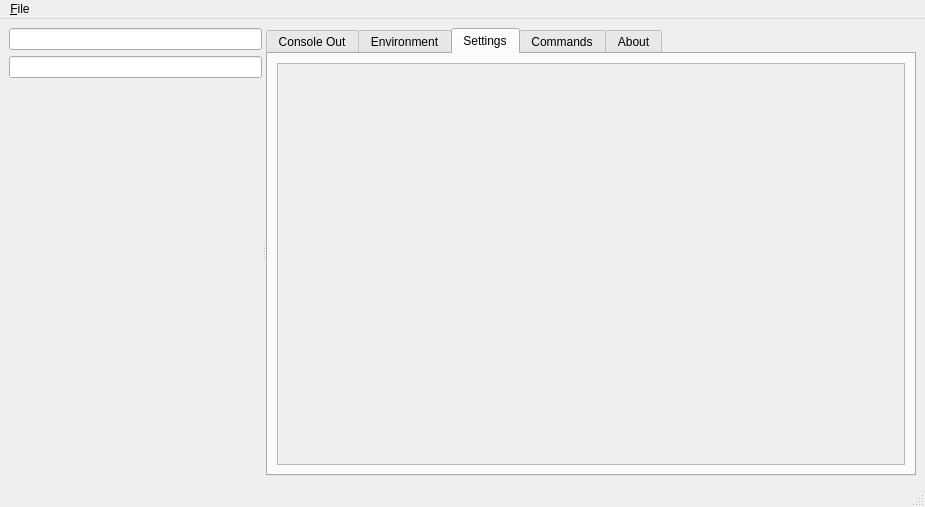
Old version of the form MainWindow.ui in the repository jplozf/ephemeeus.
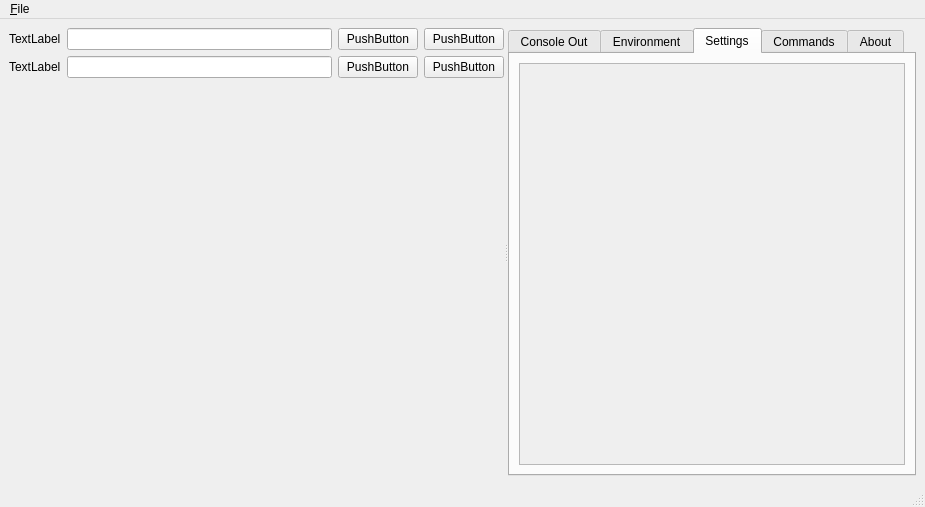
New version of the form. The open tabs and pages were chosen to show the change. Icons and pictures are not drawn.

Diff of the .ui file:
```diff
--- a/MainWindow.ui
+++ b/MainWindow.ui
@@ -23,10 +23,60 @@
       <widget class="QWidget" name="verticalLayoutWidget">
        <layout class="QVBoxLayout" name="verticalLayout_2">
         <item>
-         <widget class="QLineEdit" name="lineEdit"/>
+         <layout class="QHBoxLayout" name="horizontalLayout">
+          <item>
+           <widget class="QLabel" name="label">
+            <property name="text">
+             <string>TextLabel</string>
+            </property>
+           </widget>
+          </item>
+          <item>
+           <widget class="QLineEdit" name="lineEdit"/>
+          </item>
+          <item>
+           <widget class="QPushButton" name="pushButton">
+            <property name="text">
+             <string>PushButton</string>
+            </property>
+           </widget>
+          </item>
+          <item>
+           <widget class="QPushButton" name="pushButton_2">
+            <property name="text">
+             <string>PushButton</string>
+            </property>
+           </widget>
+          </item>
+         </layout>
         </item>
         <item>
-         <widget class="QLineEdit" name="lineEdit_2"/>
+         <layout class="QHBoxLayout" name="horizontalLayout_2">
+          <item>
+           <widget class="QLabel" name="label_2">
+            <property name="text">
+             <string>TextLabel</string>
+            </property>
+           </widget>
+          </item>
+          <item>
+           <widget class="QLineEdit" name="lineEdit_2"/>
+          </item>
+          <item>
+           <widget class="QPushButton" name="pushButton_3">
+            <property name="text">
+             <string>PushButton</string>
+            </property>
+           </widget>
+          </item>
+          <item>
+           <widget class="QPushButton" name="pushButton_4">
+            <property name="text">
+             <string>PushButton</string>
+            </property>
+           </widget>
+          </item>
+         </layout>
         </item>
         <item>
          <spacer name="verticalSpacer">
@@ -89,7 +139,7 @@
              <rect>
               <x>0</x>
               <y>0</y>
-              <width>549</width>
+              <width>611</width>
               <height>396</height>
              </rect>
             </property>
```
